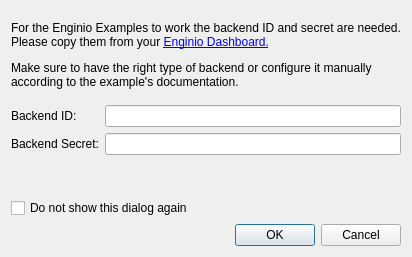
Before: the Qt Designer form examples/common/backendhelper/helperdialog.ui in qt/qtenginio, drawn with Qt 5.
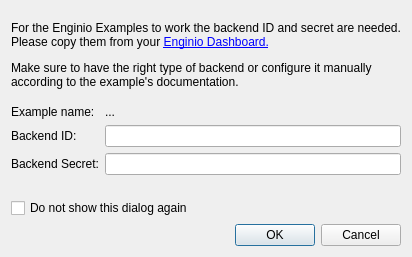
After: the same form once the commit is applied.

Commit message: Show example name when asking for the backend credentials

What changed in the file:
```diff
--- a/examples/common/backendhelper/helperdialog.ui
+++ b/examples/common/backendhelper/helperdialog.ui
@@ -32,26 +32,40 @@
    </item>
    <item>
     <layout class="QFormLayout" name="formLayout">
-     <item row="0" column="0">
+     <item row="1" column="0">
       <widget class="QLabel" name="label">
        <property name="text">
         <string>Backend ID:</string>
        </property>
       </widget>
      </item>
-     <item row="1" column="0">
+     <item row="2" column="0">
       <widget class="QLabel" name="label_2">
        <property name="text">
         <string>Backend Secret:</string>
        </property>
       </widget>
      </item>
-     <item row="0" column="1">
-      <widget class="QLineEdit" name="backendId"/>
-     </item>
      <item row="1" column="1">
+      <widget class="QLineEdit" name="backendId"/>
+     </item>
+     <item row="2" column="1">
       <widget class="QLineEdit" name="backendSecret"/>
      </item>
+     <item row="0" column="0">
+      <widget class="QLabel" name="exampleNameLabel">
+       <property name="text">
+        <string>Example name:</string>
+       </property>
+      </widget>
+     </item>
+     <item row="0" column="1">
+      <widget class="QLabel" name="exampleName">
+       <property name="text">
+        <string>...</string>
+       </property>
+      </widget>
+     </item>
     </layout>
    </item>
    <item>
```
The commit also changes 1 other file.
